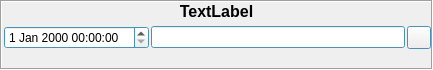
This is plugins/basewidgetsplugin/baseformwidget.ui in FreeHealth/freehealth as Qt 5 draws it before an edit. The edited form follows.
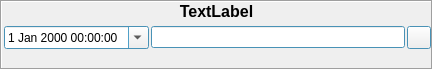
This is the edited form. Custom widgets are drawn as their Qt base class.

The edit to the form file:
```diff
--- a/plugins/basewidgetsplugin/baseformwidget.ui
+++ b/plugins/basewidgetsplugin/baseformwidget.ui
@@ -106,7 +106,17 @@
        <widget class="Utils::QButtonLineEdit" name="lineEdit"/>
       </item>
       <item row="2" column="1">
-       <widget class="QDateTimeEdit" name="dateTimeEdit"/>
+       <widget class="QDateTimeEdit" name="dateTimeEdit">
+        <property name="sizePolicy">
+         <sizepolicy hsizetype="Minimum" vsizetype="Preferred">
+          <horstretch>0</horstretch>
+          <verstretch>0</verstretch>
+         </sizepolicy>
+        </property>
+        <property name="calendarPopup">
+         <bool>true</bool>
+        </property>
+       </widget>
       </item>
       <item row="2" column="3">
        <widget class="QToolButton" name="toolButton">
```
Left out of the diff: 26 changed lines with no effect on the pictures.
